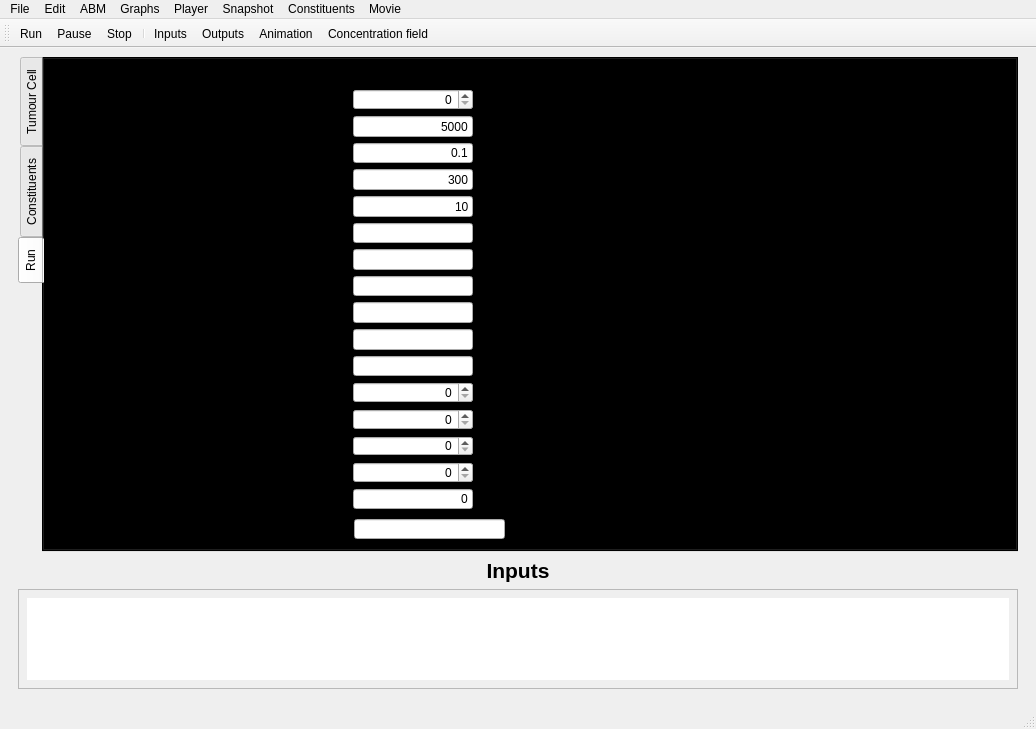
Before: the Qt Designer form GUI/spheroid_GUI-768.ui in gibbogle/spheroid-abm, drawn with Qt 5.
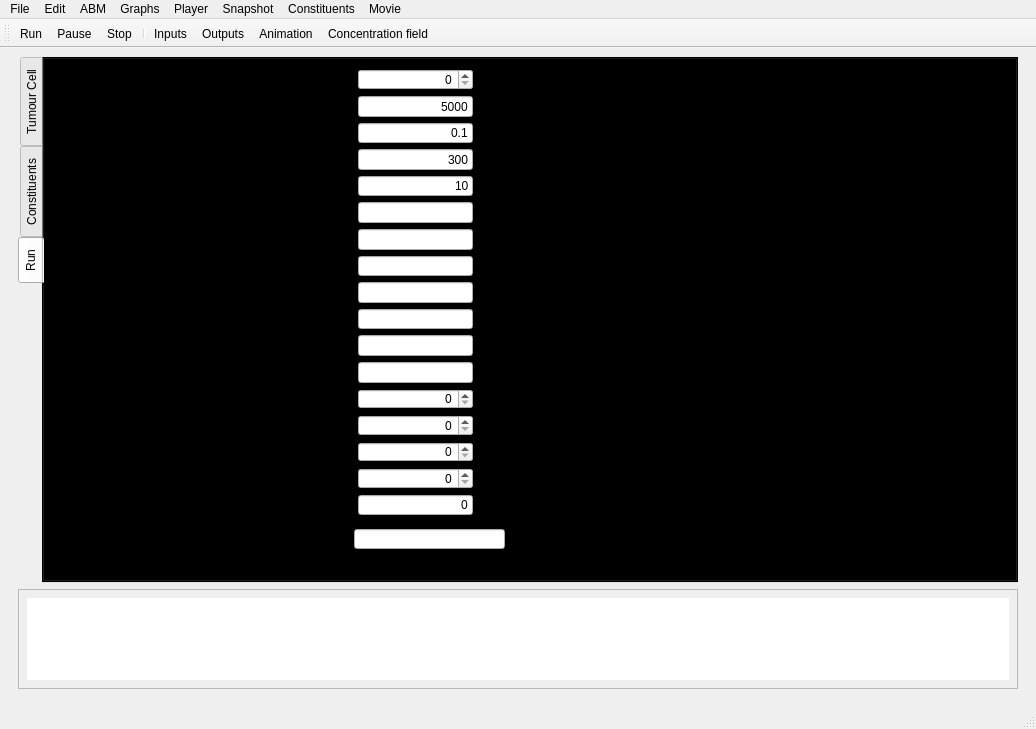
After: the same form once the commit is applied. The open tabs and pages were chosen to show the change. Icons and pictures are not drawn. Custom widgets are drawn as their Qt base class.

```diff
--- a/GUI/spheroid_GUI-768.ui
+++ b/GUI/spheroid_GUI-768.ui
@@ -6,7 +6,7 @@
    <rect>
     <x>0</x>
     <y>0</y>
-    <width>1000</width>
+    <width>1036</width>
     <height>729</height>
    </rect>
   </property>
@@ -1044,9 +1044,9 @@
             <property name="geometry">
              <rect>
               <x>30</x>
-              <y>30</y>
+              <y>10</y>
               <width>431</width>
-              <height>420</height>
+              <height>446</height>
              </rect>
             </property>
             <layout class="QGridLayout" name="gridLayout_4">
@@ -1131,7 +1131,7 @@
                </property>
               </spacer>
              </item>
-             <item row="11" column="0">
+             <item row="12" column="0">
               <widget class="QMyLabel" name="label_SEED1">
                <property name="mouseTracking">
                 <bool>false</bool>
@@ -1147,7 +1147,7 @@
                </property>
               </widget>
              </item>
-             <item row="11" column="1">
+             <item row="12" column="1">
               <spacer name="horizontalSpacer_30">
                <property name="orientation">
                 <enum>Qt::Horizontal</enum>
@@ -1160,7 +1160,7 @@
                </property>
               </spacer>
              </item>
-             <item row="11" column="2">
+             <item row="12" column="2">
               <widget class="QSpinBox" name="spin_SEED1">
                <property name="maximumSize">
                 <size>
@@ -1176,7 +1176,7 @@
                </property>
               </widget>
              </item>
-             <item row="12" column="0">
+             <item row="13" column="0">
               <widget class="QMyLabel" name="label_SEED2">
                <property name="mouseTracking">
                 <bool>false</bool>
@@ -1192,7 +1192,7 @@
                </property>
               </widget>
              </item>
-             <item row="12" column="1">
+             <item row="13" column="1">
               <spacer name="horizontalSpacer_31">
                <property name="orientation">
                 <enum>Qt::Horizontal</enum>
@@ -1205,7 +1205,7 @@
                </property>
               </spacer>
              </item>
-             <item row="12" column="2">
+             <item row="13" column="2">
               <widget class="QSpinBox" name="spin_SEED2">
                <property name="maximumSize">
                 <size>
@@ -1237,7 +1237,7 @@
                </property>
               </widget>
              </item>
-             <item row="14" column="0">
+             <item row="15" column="0">
               <widget class="QMyLabel" name="label_NT_ANIMATION">
                <property name="toolTip">
                 <string>animation update interval</string>
@@ -1247,7 +1247,7 @@
                </property>
               </widget>
              </item>
-             <item row="14" column="1">
+             <item row="15" column="1">
               <spacer name="horizontalSpacer_32">
                <property name="orientation">
                 <enum>Qt::Horizontal</enum>
@@ -1260,7 +1260,7 @@
                </property>
               </spacer>
              </item>
-             <item row="14" column="2">
+             <item row="15" column="2">
               <widget class="QSpinBox" name="spin_NT_ANIMATION">
                <property name="maximumSize">
                 <size>
@@ -1283,7 +1283,7 @@
                </property>
               </widget>
              </item>
-             <item row="13" column="0">
+             <item row="14" column="0">
               <widget class="QMyLabel" name="label_NCPU">
                <property name="toolTip">
                 <string>animation update interval</string>
@@ -1293,7 +1293,7 @@
                </property>
               </widget>
              </item>
-             <item row="13" column="1">
+             <item row="14" column="1">
               <spacer name="horizontalSpacer_34">
                <property name="orientation">
                 <enum>Qt::Horizontal</enum>
@@ -1306,7 +1306,7 @@
                </property>
               </spacer>
              </item>
-             <item row="13" column="2">
+             <item row="14" column="2">
               <widget class="QSpinBox" name="spin_NCPU">
                <property name="maximumSize">
                 <size>
@@ -1322,7 +1322,7 @@
                </property>
               </widget>
              </item>
-             <item row="15" column="2">
+             <item row="16" column="2">
               <widget class="QLineEdit" name="line_TEST_CASE">
                <property name="maximumSize">
                 <size>
@@ -1338,14 +1338,14 @@
                </property>
               </widget>
              </item>
-             <item row="15" column="0">
+             <item row="16" column="0">
               <widget class="QMyLabel" name="label_TEST_CASE">
                <property name="text">
                 <string>label_TEST_CASE</string>
                </property>
               </widget>
              </item>
-             <item row="15" column="1">
+             <item row="16" column="1">
               <spacer name="horizontalSpacer_33">
                <property name="orientation">
                 <enum>Qt::Horizontal</enum>
@@ -1632,14 +1632,14 @@
                </property>
               </widget>
              </item>
-             <item row="10" column="0">
+             <item row="11" column="0">
               <widget class="QMyLabel" name="label_T_HYPOXIC_LIMIT">
                <property name="text">
                 <string>label_T_HYPOXIC_LIMIT</string>
                </property>
               </widget>
              </item>
-             <item row="10" column="1">
+             <item row="11" column="1">
               <spacer name="horizontalSpacer_42">
                <property name="orientation">
                 <enum>Qt::Horizontal</enum>
@@ -1652,7 +1652,7 @@
                </property>
               </spacer>
              </item>
-             <item row="10" column="2">
+             <item row="11" column="2">
               <widget class="QLineEdit" name="line_T_HYPOXIC_LIMIT">
                <property name="maximumSize">
                 <size>
@@ -1665,13 +1665,46 @@
                </property>
               </widget>
              </item>
-             <item row="10" column="3">
+             <item row="11" column="3">
               <widget class="QLabel" name="units_T_HYPOXIC_LIMIT">
                <property name="text">
                 <string>hrs</string>
                </property>
               </widget>
              </item>
+             <item row="10" column="0">
+              <widget class="QMyLabel" name="label_THRESHOLD_FACTOR">
+               <property name="text">
+                <string>label_THRESHOLD_FACTOR</string>
+               </property>
+              </widget>
+             </item>
+             <item row="10" column="2">
+              <widget class="QLineEdit" name="line_THRESHOLD_FACTOR">
+               <property name="maximumSize">
+                <size>
+                 <width>120</width>
+                 <height>16777215</height>
+                </size>
+               </property>
+               <property name="alignment">
+                <set>Qt::AlignRight|Qt::AlignTrailing|Qt::AlignVCenter</set>
+               </property>
+              </widget>
+             </item>
+             <item row="10" column="1">
+              <spacer name="horizontalSpacer_43">
+               <property name="orientation">
+                <enum>Qt::Horizontal</enum>
+               </property>
+               <property name="sizeHint" stdset="0">
+                <size>
+                 <width>40</width>
+                 <height>13</height>
+                </size>
+               </property>
+              </spacer>
+             </item>
             </layout>
            </widget>
            <widget class="QCheckBox" name="cbox_SHOW_NONCOGNATE">
@@ -1744,8 +1777,8 @@
            <widget class="QMyLabel" name="label_INPUT_FILE">
             <property name="geometry">
              <rect>
-              <x>180</x>
-              <y>460</y>
+              <x>190</x>
+              <y>470</y>
               <width>121</width>
               <height>21</height>
              </rect>
@@ -1758,7 +1791,7 @@
             <property name="geometry">
              <rect>
               <x>310</x>
-              <y>460</y>
+              <y>470</y>
               <width>151</width>
               <height>20</height>
              </rect>
@@ -1812,30 +1845,6 @@
           </widget>
          </widget>
         </item>
-        <item>
-         <widget class="QLabel" name="label_input">
-          <property name="maximumSize">
-           <size>
-            <width>16777215</width>
-            <height>30</height>
-           </size>
-          </property>
-          <property name="font">
-           <font>
-            <family>Segoe UI</family>
-            <pointsize>16</pointsize>
-            <weight>75</weight>
-            <bold>true</bold>
-           </font>
-          </property>
-          <property name="text">
-           <string>Inputs</string>
-          </property>
-          <property name="alignment">
-           <set>Qt::AlignCenter</set>
-          </property>
-         </widget>
-        </item>
         <item>
          <widget class="QTextEdit" name="text_more">
           <property name="sizePolicy">
```
Left out of the diff: 10 changed lines with no effect on the pictures.
